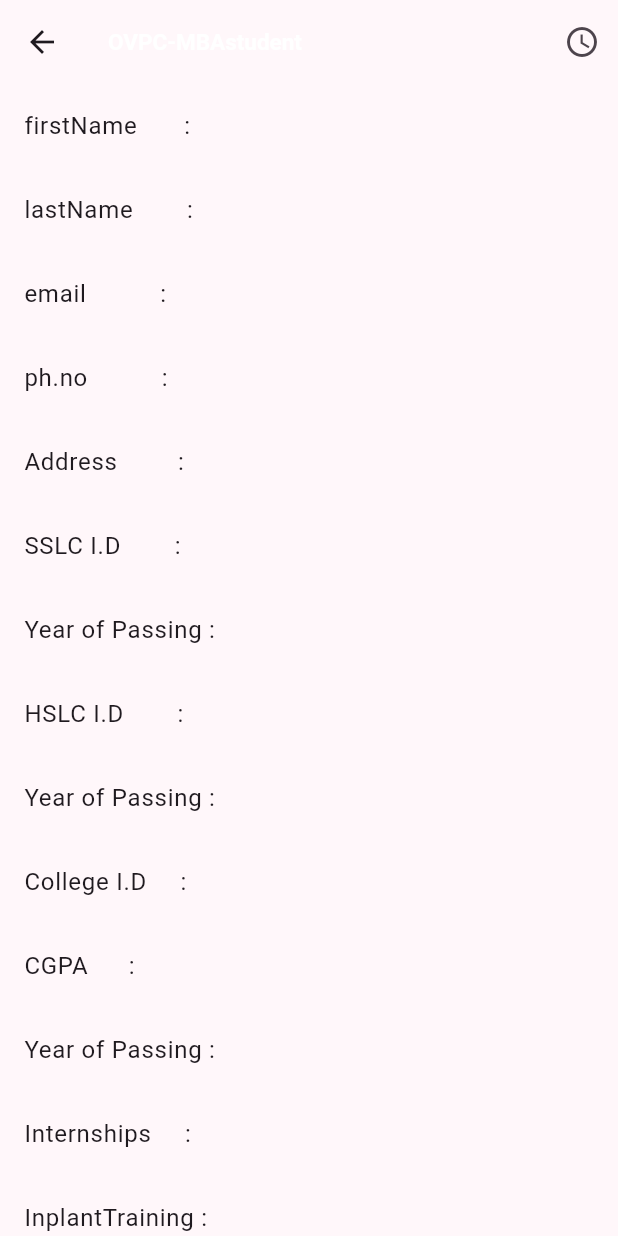
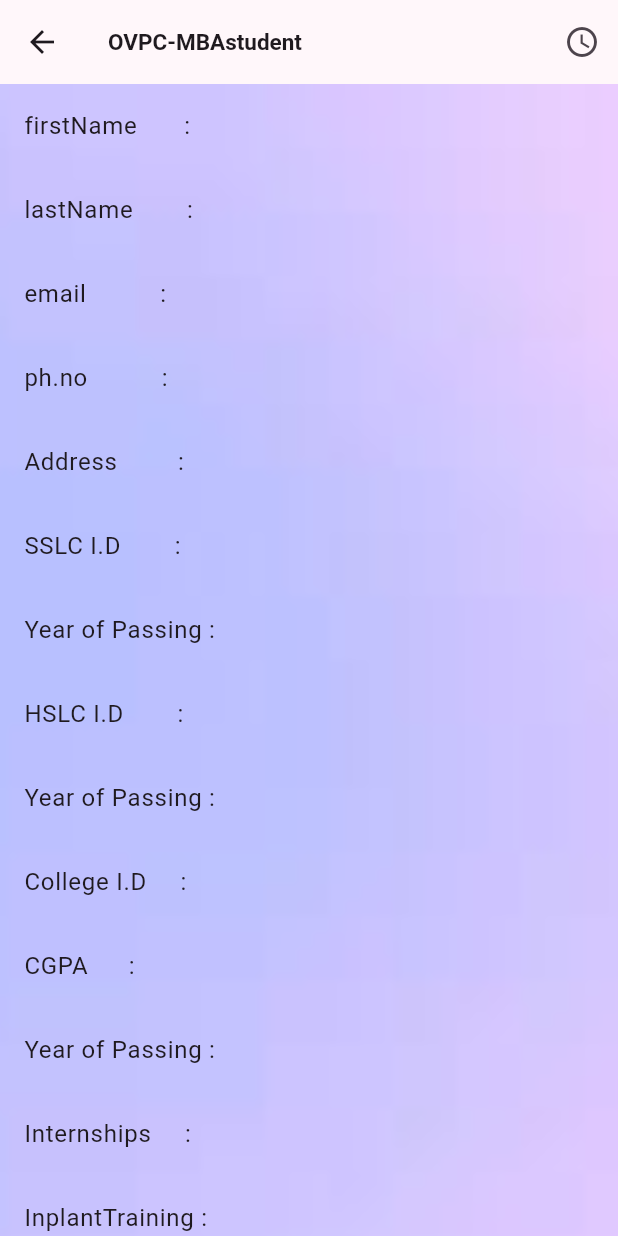
Before and after one commit to srisudhanl/new_main_project, a Flutter app: the MBA screen opened directly, on a phone screen of 412 x 824 dp. Run offline on Flutter 3.47's test engine with Material 3 defaults, Android fonts, the phone set to English and light mode, and no system bars; our stand-ins replace animated_text_kit, another_flutter_splash_screen, cloud_firestore, firebase_auth, firebase_core, fluttertoast; accounts and stored records are empty.

Commit message:
quick commit

```diff
--- a/lib/pages/MBA.dart
+++ b/lib/pages/MBA.dart
@@ -25,7 +25,6 @@ class _MBAState extends State<MBA> {
           'OVPC-MBAstudent',
           style: TextStyle(
             fontWeight: FontWeight.bold,
-            color: Colors.white,
             fontSize: 15.0,
           ),
         ),
@@ -46,6 +45,11 @@ class _MBAState extends State<MBA> {
               return Text("Loading data ... Please Wait");
             }
             return SingleChildScrollView(
+              child: Container(
+                decoration: const BoxDecoration(
+                    image: DecorationImage(
+                        image: AssetImage("assets/background.jpeg"),
+                        fit: BoxFit.cover)),
                 child: Column(
                   children: <Widget>[
                     ListTile(
@@ -98,6 +102,7 @@ class _MBAState extends State<MBA> {
                     ),
                   ],
                 ),
+              ),
             );
           },
         ),
@@ -122,7 +127,7 @@ class _MBAState extends State<MBA> {
         myCGPA = ds.data()?['CGPA'];
         myyop3 = ds.data()?['yop3'];
         myintern = ds.data()?['intern'];
-        myinplant = ds.data()?['inplant'];
+        myinplant = ds.data()?['implant'];
         myAOI = ds.data()?['AOI'];
         mypassword = ds.data()?['password'];
       }).catchError((e) {
--- a/lib/pages/student.dart
+++ b/lib/pages/student.dart
@@ -45,6 +45,11 @@ class _StudentState extends State<Student> {
               return const Text("Loading data ... Please Wait");
             }
             return SingleChildScrollView(
+              child: Container(
+                decoration: const BoxDecoration(
+                    image: DecorationImage(
+                        image: AssetImage("assets/background.jpeg"),
+                        fit: BoxFit.cover)),
                 child: Column(
                   children: <Widget>[
                     ListTile(
@@ -94,6 +99,7 @@ class _StudentState extends State<Student> {
                     ),
                   ],
                 ),
+              ),
             );
           },
         ),
```
Also changed, not shown: lib/pages/engineer.dart (+7 -2 lines). Lines whose indentation alone changed are shown as unchanged.
